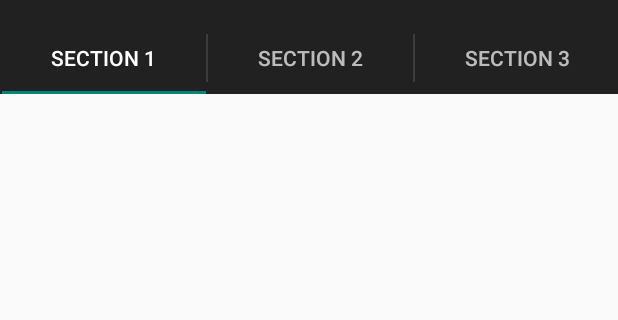
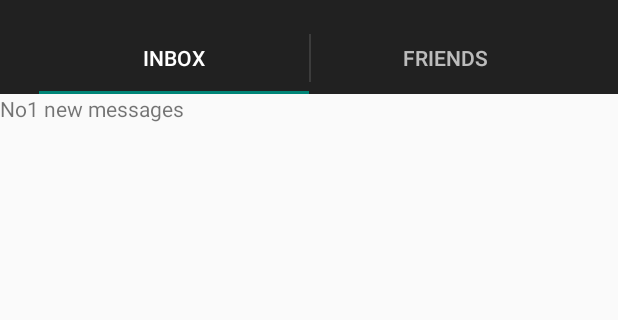
Before and after one commit to PengCai827/Rapshare, an Android app: the MainActivity screen opened directly, with no data from a screen before it, on a phone screen of 412 x 824 dp, the part 62-382 px from its top. Run offline under Robolectric (Android 15) with nearby library versions, the phone set to English and light mode, and no system bars; 5 statements that could not run were skipped.

Commit message:
Friends Relations

```diff
--- a/app/src/main/java/com/example/bruce/rapshare/MainActivity.java
+++ b/app/src/main/java/com/example/bruce/rapshare/MainActivity.java
@@ -1,29 +1,27 @@
 package com.example.bruce.rapshare;
 
-import java.util.Locale;
-
 import android.content.Intent;
-import android.nfc.Tag;
-import android.support.v7.app.ActionBarActivity;
-import android.support.v7.app.ActionBar;
+import android.os.Bundle;
 import android.support.v4.app.Fragment;
 import android.support.v4.app.FragmentManager;
+
+import android.support.v4.app.FragmentActivity;
+import android.support.v4.app.FragmentPagerAdapter;
 import android.support.v4.app.FragmentTransaction;
-import android.support.v4.app.FragmentPagerAdapter;
-import android.os.Bundle;
 import android.support.v4.view.ViewPager;
+import android.support.v7.app.ActionBar;
+import android.support.v7.app.ActionBarActivity;
 import android.util.Log;
-import android.view.Gravity;
 import android.view.LayoutInflater;
 import android.view.Menu;
 import android.view.MenuItem;
 import android.view.View;
 import android.view.ViewGroup;
-import android.widget.TextView;
 
 import com.parse.ParseAnalytics;
-import com.parse.ParseObject;
 import com.parse.ParseUser;
+
+import java.util.Locale;
 
 
 public class MainActivity extends ActionBarActivity implements ActionBar.TabListener {
@@ -64,7 +62,8 @@ public class MainActivity extends ActionBarActivity implements ActionBar.TabList
 
         // Create the adapter that will return a fragment for each of the three
         // primary sections of the activity.
-        mSectionsPagerAdapter = new SectionsPagerAdapter(getSupportFragmentManager());
+        mSectionsPagerAdapter = new SectionsPagerAdapter(this, getSupportFragmentManager()); // Error- SectionsPageAdapter() in  SectionsPageAdapter cannot be applied to:
+
 
         // Set up the ViewPager with the sections adapter.
         mViewPager = (ViewPager) findViewById(R.id.pager);
@@ -122,6 +121,9 @@ public class MainActivity extends ActionBarActivity implements ActionBar.TabList
             ParseUser.logOut();
             navigateToLogin();
 
+        }else if (id == R.id.action_edit_friends){
+                Intent intent = new Intent(this, EditFriendsActivity.class);
+            startActivity(intent);
         }
 
         return super.onOptionsItemSelected(item);
@@ -142,43 +144,7 @@ public class MainActivity extends ActionBarActivity implements ActionBar.TabList
     public void onTabReselected(ActionBar.Tab tab, FragmentTransaction fragmentTransaction) {
     }
 
-    /**
-     * A {@link FragmentPagerAdapter} that returns a fragment corresponding to
-     * one of the sections/tabs/pages.
-     */
-    public class SectionsPagerAdapter extends FragmentPagerAdapter {
 
-        public SectionsPagerAdapter(FragmentManager fm) {
-            super(fm);
-        }
-
-        @Override
-        public Fragment getItem(int position) {
-            // getItem is called to instantiate the fragment for the given page.
-            // Return a PlaceholderFragment (defined as a static inner class below).
-            return PlaceholderFragment.newInstance(position + 1);
-        }
-
-        @Override
-        public int getCount() {
-            // Show 3 total pages.
-            return 3;
-        }
-
-        @Override
-        public CharSequence getPageTitle(int position) {
-            Locale l = Locale.getDefault();
-            switch (position) {
-                case 0:
-                    return getString(R.string.title_section1).toUpperCase(l);
-                case 1:
-                    return getString(R.string.title_section2).toUpperCase(l);
-                case 2:
-                    return getString(R.string.title_section3).toUpperCase(l);
-            }
-            return null;
-        }
-    }
 
     /**
      * A placeholder fragment containing a simple view.
@@ -208,7 +174,9 @@ public class MainActivity extends ActionBarActivity implements ActionBar.TabList
         @Override
         public View onCreateView(LayoutInflater inflater, ViewGroup container,
                                  Bundle savedInstanceState) {
-            View rootView = inflater.inflate(R.layout.fragment_main, container, false);
+            View rootView = inflater.inflate(R.layout.fragment_inbox, container, false);
+
+
             return rootView;
         }
     }
--- /dev/null
+++ b/app/src/main/java/com/example/bruce/rapshare/SectionsPagerAdapter.java
@@ -0,0 +1,60 @@
+package com.example.bruce.rapshare;
+
+/**
+ * Created by Bruce on 1/31/15.
+ */
+import android.content.Context;
+import android.os.Bundle;
+import android.support.v4.app.Fragment;
+import android.support.v4.app.FragmentManager;
+import android.support.v4.app.FragmentPagerAdapter;
+import com.example.bruce.rapshare.MainActivity.PlaceholderFragment;
+import java.util.Locale;
+
+/**
+ * A {@link android.support.v4.app.FragmentPagerAdapter} that returns a fragment corresponding to
+ * one of the sections/tabs/pages.
+ */
+public class SectionsPagerAdapter extends FragmentPagerAdapter {
+
+    protected Context mContext;
+
+
+    public SectionsPagerAdapter(Context context, FragmentManager fm) {
+        super(fm);
+        mContext = context;
+    }
+
+    @Override
+    public Fragment getItem(int position) {
+        // getItem is called to instantiate the fragment for the given page.
+        // Return a PlaceholderFragment (defined as a static inner class below).
+        switch (position){
+            case 0:
+                return  new inboxFragment();
+            case 1:
+                return new friendsFragment();
+
+        }
+
+        return null;
+    }
+
+    @Override
+    public int getCount() {
+        return 2;
+    }
+
+    @Override
+    public CharSequence getPageTitle(int position) {
+        Locale l = Locale.getDefault();
+        switch (position) {
+            case 0:
+                return mContext.getString(R.string.title_section1).toUpperCase(l);
+            case 1:
+                return mContext.getString(R.string.title_section2).toUpperCase(l);
+
+        }
+        return null;
+    }
+}
--- /dev/null
+++ b/app/src/main/java/com/example/bruce/rapshare/inboxFragment.java
@@ -0,0 +1,19 @@
+package com.example.bruce.rapshare;
+
+import android.os.Bundle;
+import android.view.LayoutInflater;
+import android.view.View;
+import android.view.ViewGroup;
+import android.support.v4.app.ListFragment;
+
+/**
+ * Created by Bruce on 1/31/15.
+ */
+public class inboxFragment extends android.support.v4.app.ListFragment {
+    @Override
+    public View onCreateView(LayoutInflater inflater, ViewGroup container,
+                             Bundle savedInstanceState) {
+        View rootView = inflater.inflate(R.layout.fragment_inbox, container, false);
+        return rootView;
+    }
+}
--- /dev/null
+++ b/app/src/main/res/layout/fragment_inbox.xml
@@ -0,0 +1,18 @@
+<RelativeLayout xmlns:android="http://schemas.android.com/apk/res/android"
+    xmlns:tools="http://schemas.android.com/tools" android:layout_width="match_parent"
+    android:layout_height="match_parent"
+    tools:context=".MainActivity$PlaceholderFragment">
+
+
+    <ListView
+        android:layout_height="match_parent"
+        android:layout_width="match_parent"
+        android:id="@android:id/list"
+        android:layout_centerHorizontal="true"
+        android:layout_alignParentTop="true" />
+    <TextView
+        android:id="@android:id/empty"
+        android:layout_height="match_parent"
+        android:layout_width="wrap_content"
+        android:text="@string/empty_inbox_label"/>
+</RelativeLayout>
--- a/app/src/main/res/menu/menu_main.xml
+++ b/app/src/main/res/menu/menu_main.xml
@@ -3,4 +3,6 @@
     xmlns:tools="http://schemas.android.com/tools" tools:context=".MainActivity">
     <item android:id="@+id/action_logout" android:title="@string/menu_logout_label"
         android:orderInCategory="100" app:showAsAction="never" />
+    <item android:id="@+id/action_edit_friends" android:title="@string/menu_edit_friends_label"
+        android:orderInCategory="100" app:showAsAction="never" />
 </menu>
--- a/app/src/main/res/values/strings.xml
+++ b/app/src/main/res/values/strings.xml
@@ -2,9 +2,8 @@
 <resources>
 
     <string name="app_name">Rapshare</string>
-    <string name="title_section1">Section 1</string>
-    <string name="title_section2">Section 2</string>
-    <string name="title_section3">Section 3</string>
+    <string name="title_section1"> Inbox</string>
+    <string name="title_section2"> Friends</string>
     <string name="hello_world">Hello world!</string>
     <string name="action_settings">Settings</string>
     <string name="title_activity_login">LoginActivity</string>
@@ -18,5 +17,11 @@
     <string name="login_error_message">Please you make sure you enter a username, password</string>
     <string name="login_error_title"> Oops!</string>
     <string name="menu_logout_label"> Logout</string>
+    <string name="empty_inbox_label"> No1 new messages</string>
+    <string name="empty_friends_label"> Add1 friends to begin</string>
+    <string name="menu_edit_friends_label"> Edit friends</string>
+    <string name="title_activity_edit_friends">EditFriendsActivity</string>
+    <string name="error_title">We are sorry!</string>
+
 
 </resources>
```
Also changed, not shown: app/src/main/AndroidManifest.xml (+14 -5 lines), app/src/main/java/com/example/bruce/rapshare/EditFriendsActivity.java (added, +146 -0 lines), app/src/main/java/com/example/bruce/rapshare/ParseConstants.java (added, +13 -0 lines), app/src/main/java/com/example/bruce/rapshare/friendsFragment.java (added, +69 -0 lines), app/src/main/res/layout/activity_edit_friends.xml (renamed from app/src/main/res/layout/fragment_main.xml, +8 -4 lines), app/src/main/res/layout/fragment_friends.xml (added, +18 -0 lines).
